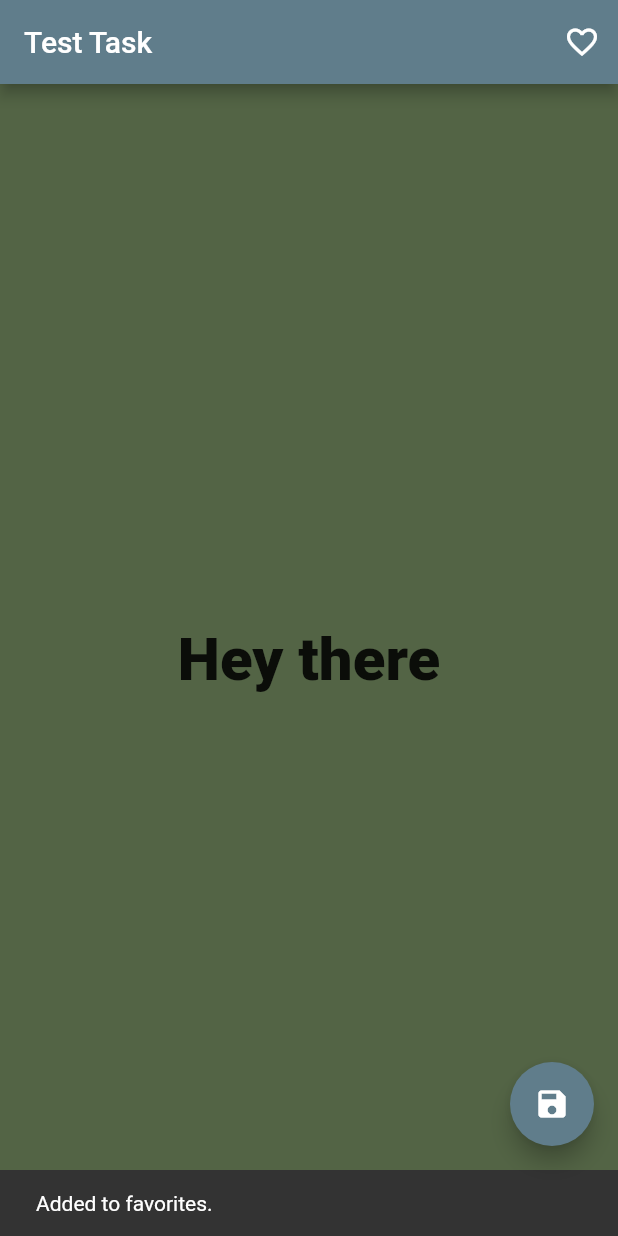
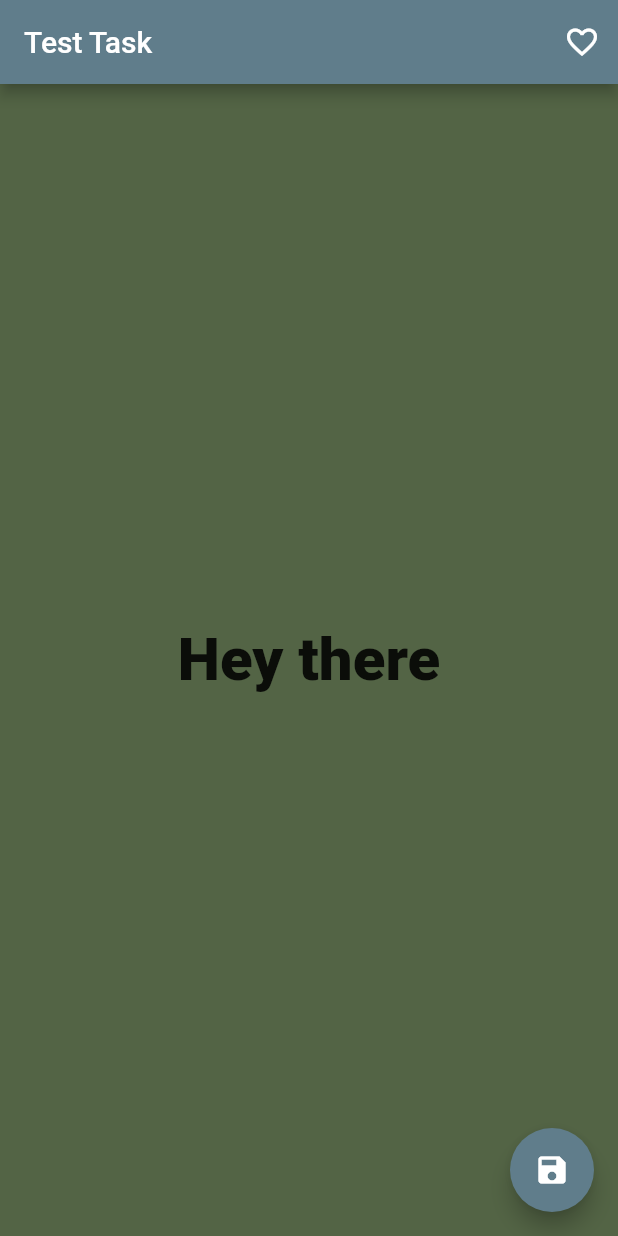
Before and after one commit to osobotu/test_task, a Flutter app: the screen it shows after launch, after a tap on the "save" icon, on a phone screen of 412 x 824 dp. Run offline on Flutter 3.47's test engine with Material 2 defaults, Android fonts, the phone set to English and light mode, and no system bars.

Commit message:
renamed some files and variables

```diff
--- a/lib/main.dart
+++ b/lib/main.dart
@@ -1,6 +1,6 @@
 import 'package:flutter/material.dart';
 import 'package:provider/provider.dart';
-import 'package:test_app/viewmodels/color_vm.dart';
+import 'package:test_app/viewmodels/color_view_model.dart';
 import 'package:test_app/views/favorites.dart';
 
 import 'package:test_app/views/home.dart';
--- a/lib/viewmodels/color_vm.dart
+++ b/lib/viewmodels/color_view_model.dart
@@ -21,7 +21,7 @@ class ColorViewModel extends ChangeNotifier {
   }
 
   void add(Color color) {
-    _favoriteColors.add(color);
+    _favoriteColors.insert(0, color);
     notifyListeners();
   }
 
--- a/lib/views/favorites.dart
+++ b/lib/views/favorites.dart
@@ -1,7 +1,6 @@
 import 'package:flutter/material.dart';
 import 'package:provider/provider.dart';
-
-import 'package:test_app/viewmodels/color_vm.dart';
+import 'package:test_app/viewmodels/color_view_model.dart';
 
 class FavoritesView extends StatelessWidget {
   static String routeName = '/favorites_page';
@@ -35,6 +34,7 @@ class FavoriteColorTile extends StatelessWidget {
     final String green = color.green.toString();
     final String blue = color.blue.toString();
     final String opacity = color.opacity.toStringAsFixed(2);
+
     return ListTile(
       tileColor: color,
       title: Text("R:$red G:$green B:$blue Op:$opacity"),
@@ -44,7 +44,7 @@ class FavoriteColorTile extends StatelessWidget {
           ScaffoldMessenger.of(context).showSnackBar(
             SnackBar(
               content: Text('Removed from favorites.'),
-              duration: Duration(seconds: 1),
+              duration: Duration(milliseconds: 500),
             ),
           );
         },
--- a/lib/views/home.dart
+++ b/lib/views/home.dart
@@ -1,6 +1,6 @@
 import 'package:flutter/material.dart';
 import 'package:provider/provider.dart';
-import 'package:test_app/viewmodels/color_vm.dart';
+import 'package:test_app/viewmodels/color_view_model.dart';
 import 'package:test_app/views/favorites.dart';
 
 class HomeView extends StatelessWidget {
@@ -11,9 +11,10 @@ class HomeView extends StatelessWidget {
 
   @override
   Widget build(BuildContext context) {
-    final Size _size = MediaQuery.of(context).size;
-    var colorVM = Provider.of<ColorViewModel>(context);
-    Color _randomColor = colorVM.getRandomColor;
+    final Size size = MediaQuery.of(context).size;
+    var colorViewModel = Provider.of<ColorViewModel>(context);
+    Color randomColor = colorViewModel.getRandomColor;
+
     return SafeArea(
       child: Scaffold(
         appBar: AppBar(
@@ -36,9 +37,9 @@ class HomeView extends StatelessWidget {
           child: Consumer<ColorViewModel>(
             builder: (context, _, child) {
               return Container(
-                width: _size.width,
-                height: _size.height,
-                decoration: BoxDecoration(color: _randomColor),
+                width: size.width,
+                height: size.height,
+                decoration: BoxDecoration(color: randomColor),
                 child: const Center(
                   child: const Text(
                     'Hey there',
@@ -55,15 +56,16 @@ class HomeView extends StatelessWidget {
         floatingActionButton: FloatingActionButton(
           onPressed: () {
             print('color saved ...');
-            !colorVM.getFavoriteColors.contains(_randomColor)
-                ? colorVM.add(_randomColor)
-                : colorVM.remove(_randomColor);
+            !colorViewModel.getFavoriteColors.contains(randomColor)
+                ? colorViewModel.add(randomColor)
+                : colorViewModel.remove(randomColor);
             ScaffoldMessenger.of(context).showSnackBar(
               SnackBar(
-                content: Text(colorVM.getFavoriteColors.contains(_randomColor)
-                    ? 'Added to favorites.'
-                    : 'Removed from favorites'),
-                duration: Duration(seconds: 1),
+                content: Text(
+                    colorViewModel.getFavoriteColors.contains(randomColor)
+                        ? 'Added to favorites.'
+                        : 'Removed from favorites'),
+                duration: Duration(milliseconds: 500),
               ),
             );
           },
```
Also changed, not shown: 1 other file.
